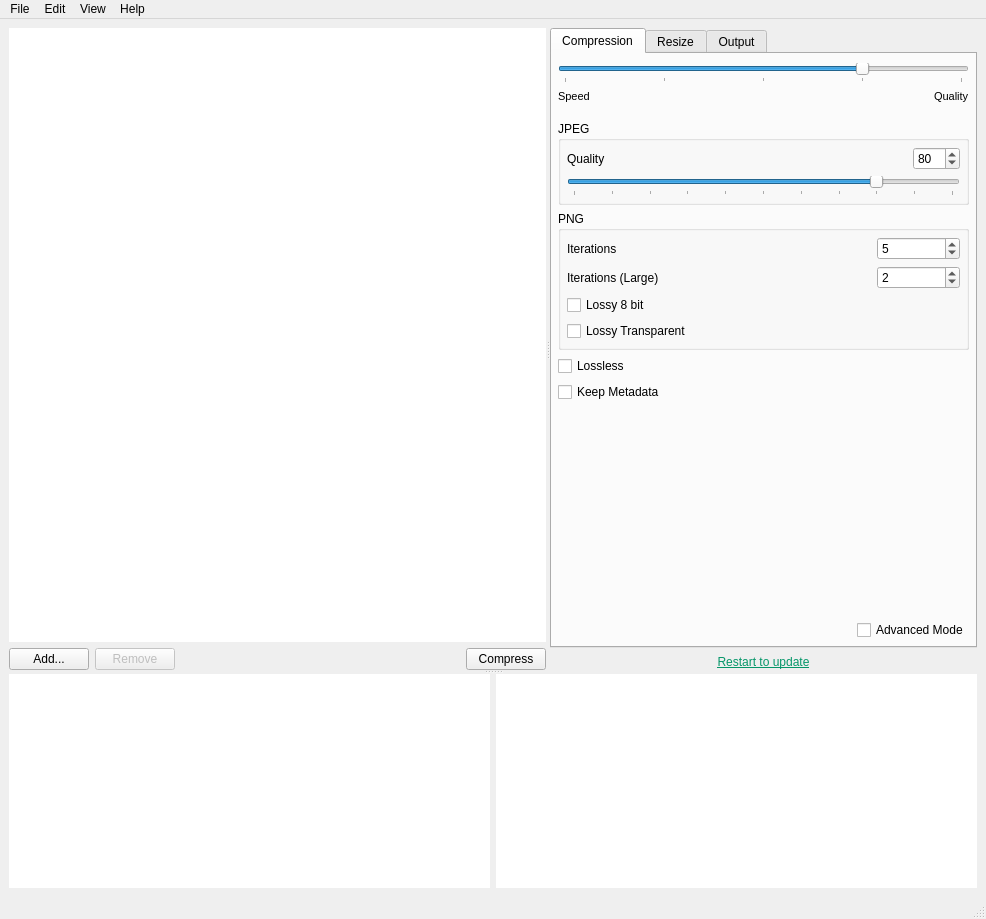
The window that views/MainWindow.ui (Lymphatus/caesium-image-compressor) describes before a commit, drawn with Qt 5.
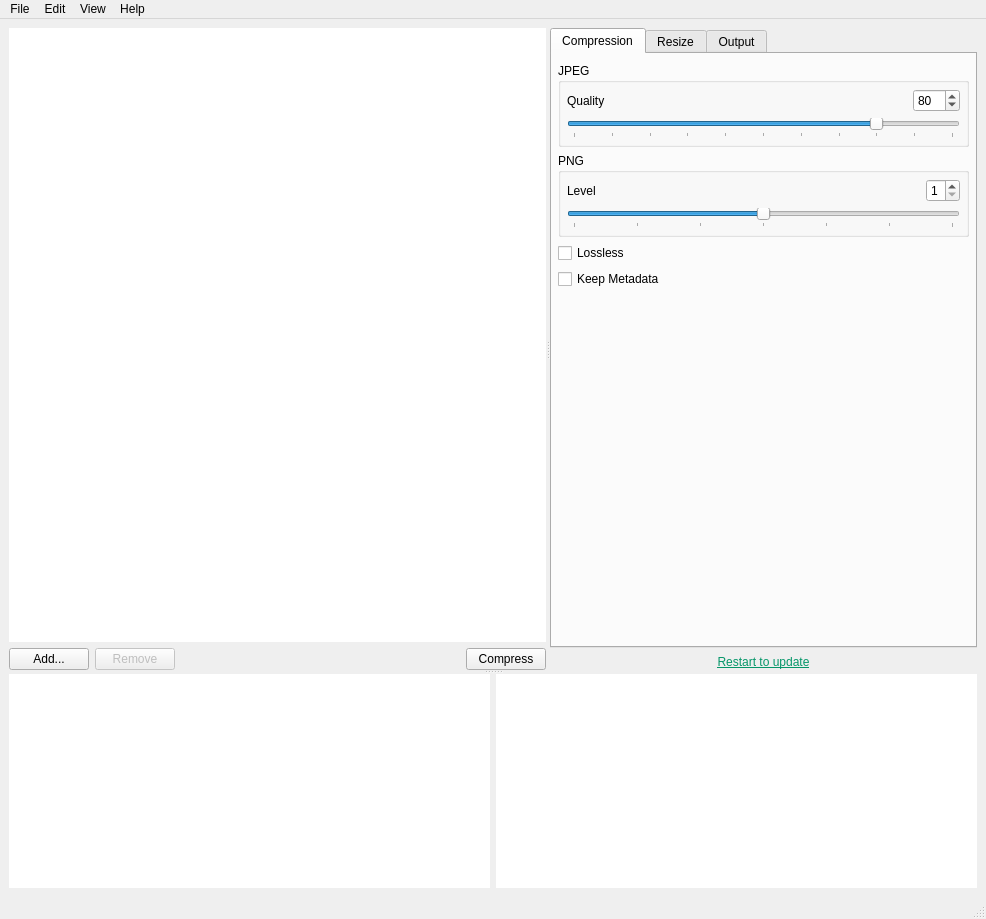
The same window after the commit. The open tabs and pages were chosen to show the change. Custom widgets are drawn as their Qt base class.

What changed in the file:
```diff
--- a/views/MainWindow.ui
+++ b/views/MainWindow.ui
@@ -16,12 +16,6 @@
   <property name="locale">
    <locale language="English" country="UnitedStates"/>
   </property>
-  <property name="toolButtonStyle">
-   <enum>Qt::ToolButtonTextUnderIcon</enum>
-  </property>
-  <property name="unifiedTitleAndToolBarOnMac">
-   <bool>false</bool>
-  </property>
   <widget class="QWidget" name="centralwidget">
    <layout class="QVBoxLayout" name="verticalLayout">
     <item>
@@ -168,102 +162,6 @@
              </property>
              <item>
               <layout class="QVBoxLayout" name="verticalLayout_7">
-               <item>
-                <widget class="QFrame" name="compressionSlider_Frame">
-                 <property name="frameShape">
-                  <enum>QFrame::NoFrame</enum>
-                 </property>
-                 <property name="frameShadow">
-                  <enum>QFrame::Raised</enum>
-                 </property>
-                 <property name="lineWidth">
-                  <number>0</number>
-                 </property>
-                 <layout class="QVBoxLayout" name="verticalLayout_3">
-                  <property name="spacing">
-                   <number>3</number>
-                  </property>
-                  <property name="leftMargin">
-                   <number>0</number>
-                  </property>
-                  <property name="topMargin">
-                   <number>0</number>
-                  </property>
-                  <property name="rightMargin">
-                   <number>0</number>
-                  </property>
-                  <property name="bottomMargin">
-                   <number>9</number>
-                  </property>
-                  <item>
-                   <widget class="QSlider" name="compression_Slider">
-                    <property name="maximum">
-                     <number>4</number>
-                    </property>
-                    <property name="pageStep">
-                     <number>1</number>
-                    </property>
-                    <property name="value">
-                     <number>3</number>
-                    </property>
-                    <property name="orientation">
-                     <enum>Qt::Horizontal</enum>
-                    </property>
-                    <property name="invertedControls">
-                     <bool>false</bool>
-                    </property>
-                    <property name="tickPosition">
-                     <enum>QSlider::TicksBelow</enum>
-                    </property>
-                   </widget>
-                  </item>
-                  <item>
-                   <layout class="QHBoxLayout" name="compressionSliderLabels_HorizontalLayout">
-                    <property name="spacing">
-                     <number>0</number>
-                    </property>
-                    <item>
-                     <widget class="QLabel" name="compressionSliderSpeed_Label">
-                      <property name="font">
-                       <font>
-                        <pointsize>8</pointsize>
-                       </font>
-                      </property>
-                      <property name="text">
-                       <string>Speed</string>
-                      </property>
-                     </widget>
-                    </item>
-                    <item>
-                     <spacer name="compressionSliderLabels_Spacer">
-                      <property name="orientation">
-                       <enum>Qt::Horizontal</enum>
-                      </property>
-                      <property name="sizeHint" stdset="0">
-                       <size>
-                        <width>90</width>
-                        <height>20</height>
-                       </size>
-                      </property>
-                     </spacer>
-                    </item>
-                    <item>
-                     <widget class="QLabel" name="compressionSliderQuality_Label">
-                      <property name="font">
-                       <font>
-                        <pointsize>8</pointsize>
-                       </font>
-                      </property>
-                      <property name="text">
-                       <string>Quality</string>
-                      </property>
-                     </widget>
-                    </item>
-                   </layout>
-                  </item>
-                 </layout>
-                </widget>
-               </item>
                <item>
                 <widget class="QGroupBox" name="JPEGOptions_GroupBox">
                  <property name="title">
@@ -361,89 +259,58 @@
                   <property name="spacing">
                    <number>6</number>
                   </property>
+                  <item row="0" column="1">
+                   <spacer name="horizontalSpacer_4">
+                    <property name="orientation">
+                     <enum>Qt::Horizontal</enum>
+                    </property>
+                    <property name="sizeHint" stdset="0">
+                     <size>
+                      <width>40</width>
+                      <height>20</height>
+                     </size>
+                    </property>
+                   </spacer>
+                  </item>
+                  <item row="1" column="0" colspan="3">
+                   <widget class="QSlider" name="PNGLevel_Slider">
+                    <property name="minimum">
+                     <number>1</number>
+                    </property>
+                    <property name="maximum">
+                     <number>7</number>
+                    </property>
+                    <property name="pageStep">
+                     <number>1</number>
+                    </property>
+                    <property name="value">
+                     <number>4</number>
+                    </property>
+                    <property name="orientation">
+                     <enum>Qt::Horizontal</enum>
+                    </property>
+                    <property name="tickPosition">
+                     <enum>QSlider::TicksBelow</enum>
+                    </property>
+                    <property name="tickInterval">
+                     <number>1</number>
+                    </property>
+                   </widget>
+                  </item>
+                  <item row="0" column="2">
+                   <widget class="QSpinBox" name="PNGLevel_SpinBox">
+                    <property name="minimum">
+                     <number>1</number>
+                    </property>
+                    <property name="maximum">
+                     <number>7</number>
+                    </property>
+                   </widget>
+                  </item>
                   <item row="0" column="0">
                    <widget class="QLabel" name="PNGIterations_Label">
                     <property name="text">
-                     <string>Iterations</string>
-                    </property>
-                   </widget>
-                  </item>
-                  <item row="0" column="1" colspan="2">
-                   <spacer name="horizontalSpacer_6">
-                    <property name="orientation">
-                     <enum>Qt::Horizontal</enum>
-                    </property>
-                    <property name="sizeHint" stdset="0">
-                     <size>
-                      <width>40</width>
-                      <height>20</height>
-                     </size>
-                    </property>
-                   </spacer>
-                  </item>
-                  <item row="1" column="3">
-                   <widget class="QSpinBox" name="PNGIterationsLarge_SpinBox">
-                    <property name="minimum">
-                     <number>1</number>
-                    </property>
-                    <property name="maximum">
-                     <number>10</number>
-                    </property>
-                    <property name="value">
-                     <number>2</number>
-                    </property>
-                   </widget>
-                  </item>
-                  <item row="1" column="1" colspan="2">
-                   <spacer name="horizontalSpacer_7">
-                    <property name="orientation">
-                     <enum>Qt::Horizontal</enum>
-                    </property>
-                    <property name="sizeHint" stdset="0">
-                     <size>
-                      <width>40</width>
-                      <height>20</height>
-                     </size>
-                    </property>
-                   </spacer>
-                  </item>
-                  <item row="0" column="3">
-                   <widget class="QSpinBox" name="PNGIterations_SpinBox">
-                    <property name="wrapping">
-                     <bool>false</bool>
-                    </property>
-                    <property name="accelerated">
-                     <bool>false</bool>
-                    </property>
-                    <property name="minimum">
-                     <number>1</number>
-                    </property>
-                    <property name="maximum">
-                     <number>10</number>
-                    </property>
-                    <property name="value">
-                     <number>5</number>
-                    </property>
-                   </widget>
-                  </item>
-                  <item row="3" column="0">
-                   <widget class="QCheckBox" name="PNGLossyTransparent_CheckBox">
-                    <property name="text">
-                     <string>Lossy Transparent</string>
-                    </property>
-                   </widget>
-                  </item>
-                  <item row="1" column="0">
-                   <widget class="QLabel" name="PNGIterationsLarge_Label">
-                    <property name="text">
-                     <string>Iterations (Large)</string>
-                    </property>
-                   </widget>
-                  </item>
-                  <item row="2" column="0">
-                   <widget class="QCheckBox" name="PNGLossy8_CheckBox">
-                    <property name="text">
-                     <string>Lossy 8 bit</string>
+                     <string>Level</string>
                     </property>
                    </widget>
                   </item>
@@ -477,45 +344,6 @@
                  </property>
                 </spacer>
                </item>
-               <item>
-                <layout class="QHBoxLayout" name="advancedMode_HLayout">
-                 <item>
-                  <spacer name="horizontalSpacer_4">
-                   <property name="orientation">
-                    <enum>Qt::Horizontal</enum>
-                   </property>
-                   <property name="sizeHint" stdset="0">
-                    <size>
-                     <width>40</width>
-                     <height>20</height>
-                    </size>
-                   </property>
-                  </spacer>
-                 </item>
-                 <item>
-                  <widget class="QCheckBox" name="advancedMode_CheckBox">
-                   <property name="styleSheet">
-                    <string notr="true"/>
-                   </property>
-                   <property name="text">
-                    <string>Advanced Mode</string>
-                   </property>
-                   <property name="checkable">
-                    <bool>true</bool>
-                   </property>
-                   <property name="checked">
-                    <bool>false</bool>
-                   </property>
-                   <property name="autoRepeat">
-                    <bool>false</bool>
-                   </property>
-                   <property name="autoExclusive">
-                    <bool>false</bool>
-                   </property>
-                  </widget>
-                 </item>
-                </layout>
-               </item>
               </layout>
              </item>
             </layout>
```
Left out of the diff: 156 changed lines with no effect on the pictures.
